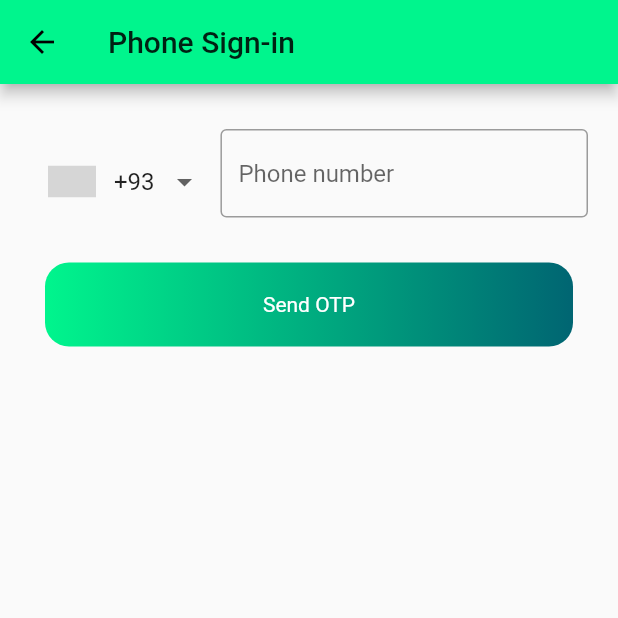
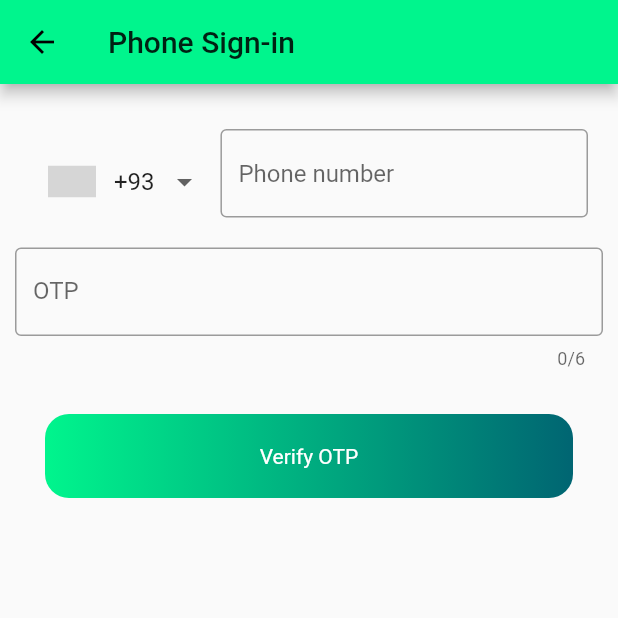
Before and after one commit to singhtaran1005/firebase-mytask, a Flutter app: the PHONEsignin screen opened directly, after a tap on "Send OTP", on a phone screen of 412 x 824 dp, the top half of it. Run offline on Flutter 3.47's test engine with Material 2 defaults, Android fonts, the phone set to English and light mode, and no system bars; drawn by our look-alikes of intl_phone_number_input; our stand-ins replace firebase_auth, font_awesome_flutter, google_sign_in; accounts and stored records are empty; grey boxes are pictures that could not be loaded.

Commit message:
phone_Auth completed.

```diff
--- a/mytask/lib/screens/phone_signin.dart
+++ b/mytask/lib/screens/phone_signin.dart
@@ -1,3 +1,4 @@
+import 'package:firebase_auth/firebase_auth.dart';
 import 'package:flutter/material.dart';
 import 'package:intl_phone_number_input/intl_phone_number_input.dart';
 import 'package:mytask/configure/config.dart';
@@ -9,6 +10,13 @@ class PHONEsignin extends StatefulWidget {
 
 class _PHONEsigninState extends State<PHONEsignin> {
   PhoneNumber _phoneNumber;
+
+  String _message;
+  String _verificationId;
+
+  bool _isSMSsent = false;
+  final FirebaseAuth _auth = FirebaseAuth.instance;
+  final TextEditingController _smsController = TextEditingController();
   @override
   Widget build(BuildContext context) {
     return Scaffold(
@@ -16,7 +24,10 @@ class _PHONEsigninState extends State<PHONEsignin> {
         title: Text('Phone Sign-in'),
       ),
       body: SingleChildScrollView(
-        child: Container(
+        child: AnimatedContainer(
+          duration: Duration(
+            milliseconds: 500,
+          ),
           margin: EdgeInsets.only(
             top: 20,
           ),
@@ -31,9 +42,28 @@ class _PHONEsigninState extends State<PHONEsignin> {
                   },
                   inputBorder: OutlineInputBorder(),
                 ),
-              ),InkWell(
+              ),
+              _isSMSsent
+                  ? Container(
+                      margin: EdgeInsets.all(10),
+                      child: TextField(
+                        controller: _smsController,
+                        decoration: InputDecoration(
+                          border: OutlineInputBorder(),
+                          hintText: "OTP here",
+                          labelText: "OTP",
+                        ),
+                        maxLength: 6,
+                        keyboardType: TextInputType.number,
+                      ),
+                    )
+                  : Container(),
+              !_isSMSsent
+                  ? InkWell(
                       onTap: () {
-
+                        setState(() {
+                          _isSMSsent = true;
+                        });
                       },
                       child: Container(
                         decoration: BoxDecoration(
@@ -60,6 +90,34 @@ class _PHONEsigninState extends State<PHONEsignin> {
                           ),
                         ),
                       ),
+                    )
+                  : InkWell(
+                      onTap: () {},
+                      child: Container(
+                        decoration: BoxDecoration(
+                          gradient: LinearGradient(
+                            colors: [primaryColor, secondaryColor],
+                          ),
+                          borderRadius: BorderRadius.circular(16),
+                        ),
+                        width: MediaQuery.of(context).size.width,
+                        margin: EdgeInsets.symmetric(
+                          horizontal: 30,
+                          vertical: 20,
+                        ),
+                        padding: EdgeInsets.symmetric(
+                          horizontal: 30,
+                          vertical: 20,
+                        ),
+                        child: Center(
+                          child: Text(
+                            'Verify OTP',
+                            style: TextStyle(
+                              color: Colors.white,
+                            ),
+                          ),
+                        ),
+                      ),
                     ),
             ],
           ),
```
Lines whose indentation alone changed are shown as unchanged.
